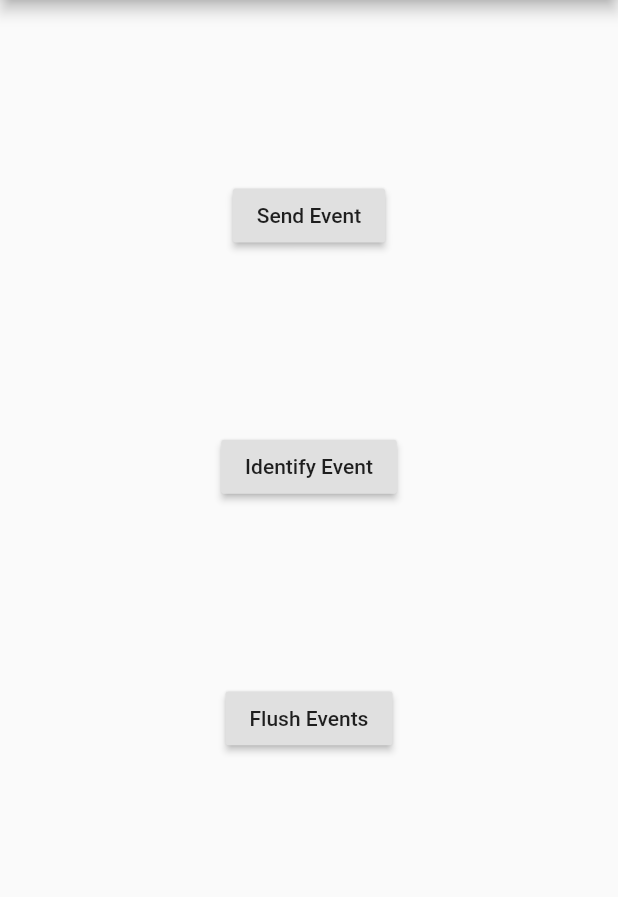
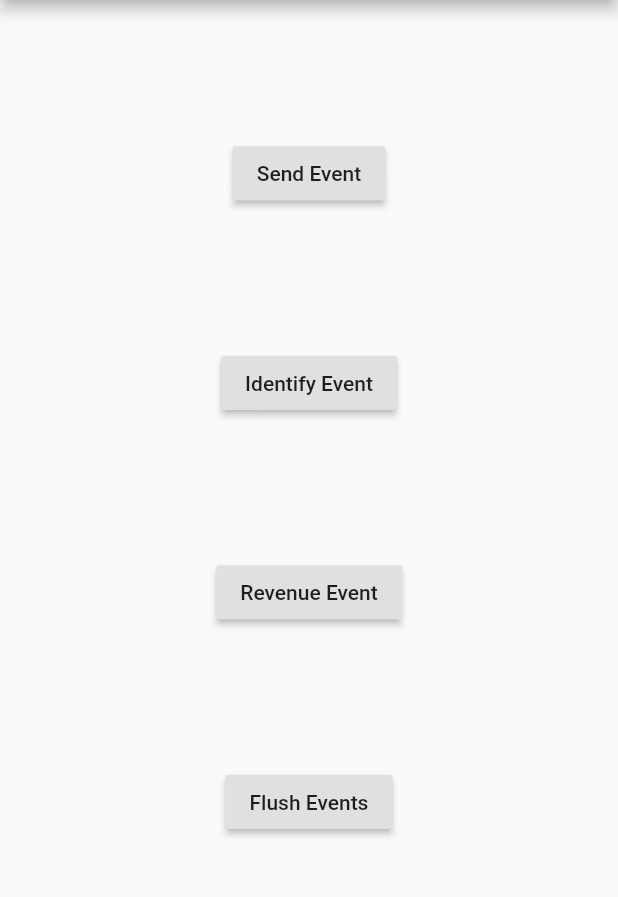
Before and after one commit to amplitude/Amplitude-Flutter-Deprecated, a Flutter app: the screen it shows after launch, on a phone screen of 412 x 824 dp, the part 84-981 px from its top. Run offline on Flutter 3.47's test engine with Material 2 defaults, Android fonts, the phone set to English and light mode, and no system bars; our stand-ins replace device_info, sqflite; accounts and stored records are empty.

Commit message:
Add revenue logging example

```diff
--- a/example/lib/my_app.dart
+++ b/example/lib/my_app.dart
@@ -22,8 +22,7 @@ class _MyAppState extends State<MyApp> {
   @override
   void initState() {
     super.initState();
-    analytics =
-        AmplitudeFlutter(apiKey, Config(bufferSize: 8));
+    analytics = AmplitudeFlutter(apiKey, Config(bufferSize: 8));
   }
 
   Future<void> _sendEvent() async {
@@ -44,6 +43,19 @@ class _MyAppState extends State<MyApp> {
 
     setState(() {
       _message = 'Identify Sent.';
+    });
+  }
+
+  Future<void> _sendRevenue() async {
+    final Revenue revenue = Revenue()
+      ..setProductId('specialProduct')
+      ..setPrice(41.23)
+      ..setQuantity(2);
+
+    await analytics.logRevenue(revenue);
+
+    setState(() {
+      _message = 'Revenue Sent.';
     });
   }
 
@@ -75,6 +87,10 @@ class _MyAppState extends State<MyApp> {
                 onPressed: _sendIdentify,
               ),
               RaisedButton(
+                child: const Text('Revenue Event'),
+                onPressed: _sendRevenue,
+              ),
+              RaisedButton(
                 child: const Text('Flush Events'),
                 onPressed: _flushEvents,
               ),
```
Also changed, not shown: 1 other file.
